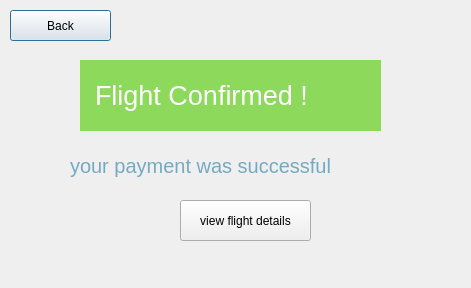
Abdelrahman-Shorim/FlightApp, file paymentsuccessful.ui: the form before one commit.
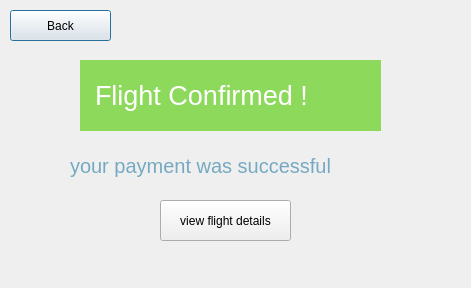
The form after the commit.

```diff
--- a/paymentsuccessful.ui
+++ b/paymentsuccessful.ui
@@ -77,7 +77,7 @@
   <widget class="QPushButton" name="pushButton">
    <property name="geometry">
     <rect>
-     <x>180</x>
+     <x>160</x>
      <y>200</y>
      <width>131</width>
      <height>41</height>
```
